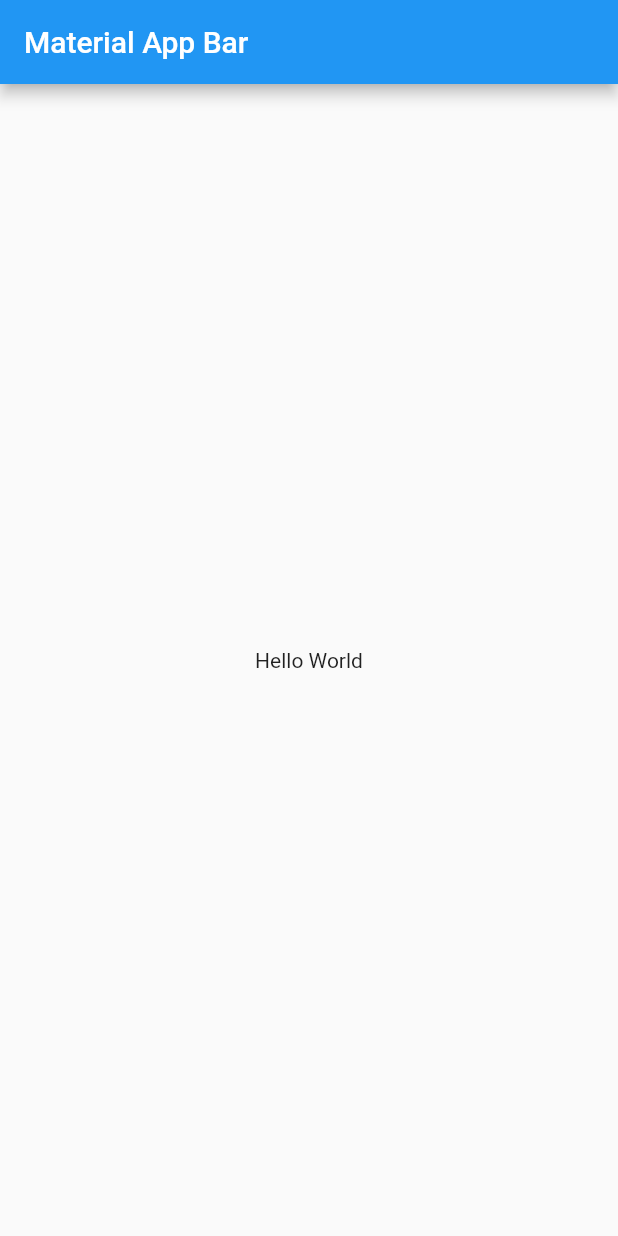
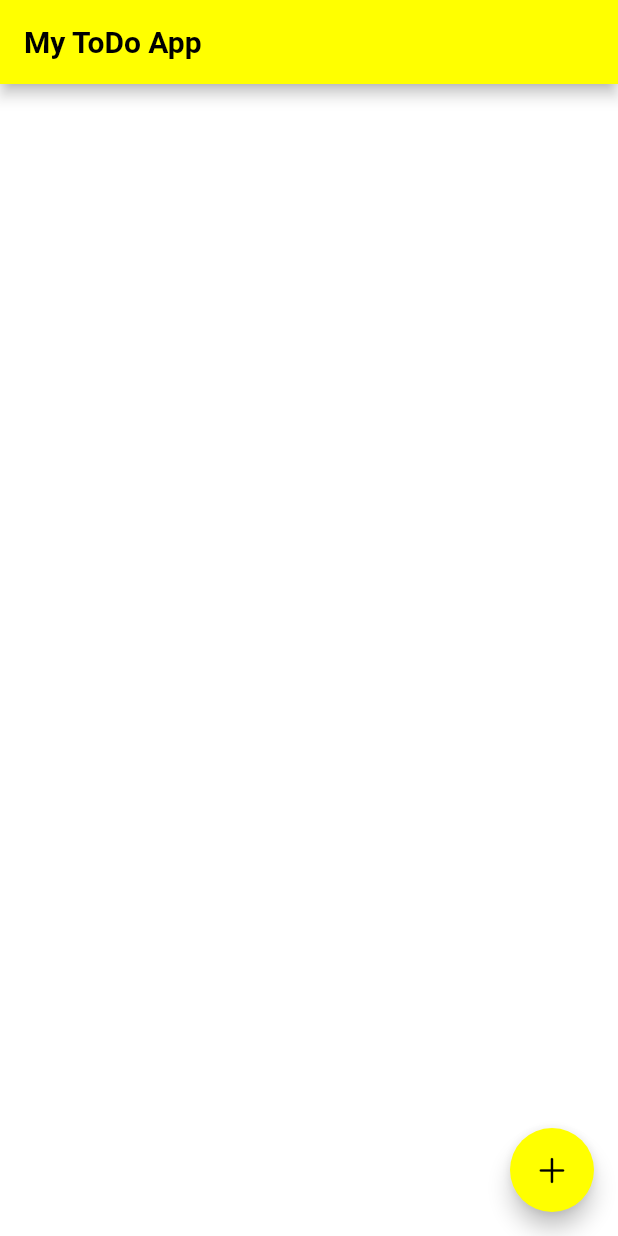
Before and after one commit to canvosk/todo-app-bloc, a Flutter app: the screen it shows after launch, on a phone screen of 412 x 824 dp. Run offline on Flutter 3.47's test engine with Material 2 defaults, Android fonts, the phone set to English and light mode, and no system bars; our stand-ins replace equatable, flutter_bloc, flutter_slidable, hydrated_bloc.

Commit message:
Done
I finished the related project by watching the video. I started to create the basic structure for Bloc

```diff
--- /dev/null
+++ b/lib/data/todo.dart
@@ -0,0 +1,48 @@
+class Todo {
+	final String title;
+	final String subtitle;
+	bool isDone;
+
+	Todo({
+		this.title = '',
+		this.subtitle = '',
+		this.isDone = false
+	});
+
+	Todo copyWith({
+    String? title,
+		String? subtitle,
+		bool? isDone,
+  }) {
+    return Todo(
+      title: title ?? this.title,
+			subtitle: subtitle ?? this.subtitle,
+			isDone: isDone ?? this.isDone,
+    );
+  }
+
+	factory Todo.fromJson(Map<String, dynamic> json) {
+		return Todo(
+			title: json['title'],
+			subtitle: json['subtitle'],
+			isDone: json['isDone']
+		);
+  }
+
+	Map<String, dynamic> toJson() {
+		return {
+			'title': title,
+			'subtitle': subtitle,
+			'isDone': isDone
+		};
+  }
+
+	@override
+  String toString() {
+    return '''Todo: {
+			title: $title\n
+			subtitle: $subtitle\n
+			isDone: $isDone\n
+		}''';
+  }
+}
--- /dev/null
+++ b/lib/home.dart
@@ -0,0 +1,207 @@
+import 'package:flutter/cupertino.dart';
+import 'package:flutter/material.dart';
+import 'package:flutter_bloc/flutter_bloc.dart';
+import 'package:flutter_slidable/flutter_slidable.dart';
+import 'package:todo_app_bloc/data/todo.dart';
+import 'package:todo_app_bloc/todo_bloc/todo_bloc.dart';
+
+class HomeScreen extends StatefulWidget {
+  const HomeScreen({super.key});
+
+  @override
+  State<HomeScreen> createState() => _HomeScreenState();
+}
+
+class _HomeScreenState extends State<HomeScreen> {
+  addTodo(Todo todo) {
+    context.read<TodoBloc>().add(
+          AddTodo(todo),
+        );
+  }
+
+  removeTodo(Todo todo) {
+    context.read<TodoBloc>().add(
+          RemoveTodo(todo),
+        );
+  }
+
+  alterTodo(int index) {
+    context.read<TodoBloc>().add(
+          AlterTodo(index),
+        );
+  }
+
+  @override
+  Widget build(BuildContext context) {
+    return Scaffold(
+      backgroundColor: Theme.of(context).colorScheme.background,
+      floatingActionButton: FloatingActionButton(
+        onPressed: () {
+          showDialog(
+              context: context,
+              builder: (context) {
+                TextEditingController controller1 = TextEditingController();
+                TextEditingController controller2 = TextEditingController();
+
+                return AlertDialog(
+                  title: const Text(
+                    "Add a Task",
+                  ),
+                  content: Column(
+                    mainAxisSize: MainAxisSize.min,
+                    children: [
+                      TextField(
+                        controller: controller1,
+                        cursorColor: Theme.of(context).colorScheme.secondary,
+                        decoration: InputDecoration(
+                          hintText: "Task Title...",
+                          focusedBorder: OutlineInputBorder(
+                            borderRadius: BorderRadius.circular(10),
+                            borderSide: BorderSide(
+                              color: Theme.of(context).colorScheme.secondary,
+                            ),
+                          ),
+                          border: OutlineInputBorder(
+                            borderRadius: BorderRadius.circular(10),
+                            borderSide: const BorderSide(
+                              color: Colors.grey,
+                            ),
+                          ),
+                        ),
+                      ),
+                      const SizedBox(
+                        height: 10,
+                      ),
+                      TextField(
+                        controller: controller2,
+                        cursorColor: Theme.of(context).colorScheme.secondary,
+                        decoration: InputDecoration(
+                          hintText: "Task Description...",
+                          focusedBorder: OutlineInputBorder(
+                            borderRadius: BorderRadius.circular(10),
+                            borderSide: BorderSide(
+                              color: Theme.of(context).colorScheme.secondary,
+                            ),
+                          ),
+                          border: OutlineInputBorder(
+                            borderRadius: BorderRadius.circular(10),
+                            borderSide: const BorderSide(
+                              color: Colors.grey,
+                            ),
+                          ),
+                        ),
+                      ),
+                    ],
+                  ),
+                  actions: [
+                    Padding(
+                      padding: const EdgeInsets.all(15.0),
+                      child: TextButton(
+                        onPressed: () {
+                          addTodo(
+                            Todo(
+                                title: controller1.text,
+                                subtitle: controller2.text),
+                          );
+                          controller1.text = '';
+                          controller2.text = '';
+                          Navigator.pop(context);
+                        },
+                        style: TextButton.styleFrom(
+                          shape: RoundedRectangleBorder(
+                            side: BorderSide(
+                              color: Theme.of(context).colorScheme.secondary,
+                            ),
+                            borderRadius: BorderRadius.circular(10),
+                          ),
+                          foregroundColor:
+                              Theme.of(context).colorScheme.secondary,
+                        ),
+                        child: SizedBox(
+                          width: MediaQuery.of(context).size.width,
+                          child: const Icon(
+                            CupertinoIcons.check_mark,
+                            color: Colors.green,
+                          ),
+                        ),
+                      ),
+                    ),
+                  ],
+                );
+              });
+        },
+        backgroundColor: Theme.of(context).colorScheme.primary,
+        child: const Icon(
+          CupertinoIcons.add,
+          color: Colors.black,
+        ),
+      ),
+      appBar: AppBar(
+        backgroundColor: Theme.of(context).colorScheme.primary,
+        title: Text(
+          "My ToDo App",
+          style: TextStyle(
+            color: Theme.of(context).colorScheme.onPrimary,
+            fontWeight: FontWeight.bold,
+          ),
+        ),
+      ),
+      body: Padding(
+        padding: const EdgeInsets.all(8.0),
+        child: BlocBuilder<TodoBloc, TodoState>(
+          builder: (context, state) {
+            if (state.status == TodoStatus.success) {
+              return ListView.builder(
+                itemCount: state.todos.length,
+                itemBuilder: (context, int i) {
+                  return Card(
+                    color: Theme.of(context).colorScheme.primary,
+                    shape: RoundedRectangleBorder(
+                      borderRadius: BorderRadius.circular(10),
+                    ),
+                    child: Slidable(
+                      key: const ValueKey(0),
+                      startActionPane: ActionPane(
+                        motion: const ScrollMotion(),
+                        children: [
+                          SlidableAction(
+                            onPressed: (_) {
+                              removeTodo(state.todos[i]);
+                            },
+                            backgroundColor: const Color(0xFFFE4A49),
+                            foregroundColor: Colors.white,
+                            icon: Icons.delete,
+                            label: "Delete",
+                          ),
+                        ],
+                      ),
+                      child: ListTile(
+                        title: Text(
+                          state.todos[i].title
+                        ),
+                        subtitle: Text(
+                          state.todos[i].subtitle
+                        ),
+                        trailing: Checkbox(
+                          value: state.todos[i].isDone,
+                          activeColor: Theme.of(context).colorScheme.secondary,
+                          onChanged: (value) {
+                            alterTodo(i);
+                          },
+                        ),
+                      ),
+                    ),
+                  );
+                },
+              );
+            } else if (state.status == TodoStatus.initial) {
+              return const Center(child: CircularProgressIndicator());
+            } else {
+              return Container();
+            }
+          },
+        ),
+      ),
+    );
+  }
+}
--- a/lib/main.dart
+++ b/lib/main.dart
@@ -1,6 +1,17 @@
 import 'package:flutter/material.dart';
+import 'package:flutter_bloc/flutter_bloc.dart';
+import 'package:hydrated_bloc/hydrated_bloc.dart';
+import 'package:path_provider/path_provider.dart';
+import 'package:todo_app_bloc/home.dart';
+import 'package:todo_app_bloc/todo_bloc/todo_bloc.dart';
 
-void main() => runApp(const MyApp());
+void main() async {
+  WidgetsFlutterBinding.ensureInitialized();
+  HydratedBloc.storage = await HydratedStorage.build(
+    storageDirectory: await getTemporaryDirectory(),
+  );
+  runApp(const MyApp());
+}
 
 class MyApp extends StatelessWidget {
   const MyApp({super.key});
@@ -8,14 +19,23 @@ class MyApp extends StatelessWidget {
   @override
   Widget build(BuildContext context) {
     return MaterialApp(
+      debugShowCheckedModeBanner: false,
       title: 'ToDo App',
-      home: Scaffold(
-        appBar: AppBar(
-          title: const Text('Material App Bar'),
-        ),
-        body: const Center(
-          child: Text('Hello World'),
-        ),
+      theme: ThemeData(
+        colorScheme: const ColorScheme.light(
+            background: Colors.white,
+            onBackground: Colors.black,
+            primary: Colors.yellowAccent,
+            onPrimary: Colors.black,
+            secondary: Colors.lightGreen,
+            onSecondary: Colors.white),
+      ),
+      home: BlocProvider<TodoBloc>(
+        create: (context) => TodoBloc()
+          ..add(
+            TodoStarted(),
+          ),
+          child: const HomeScreen(),
       ),
     );
   }
--- /dev/null
+++ b/lib/todo_bloc/todo_bloc.dart
@@ -0,0 +1,77 @@
+import 'package:equatable/equatable.dart';
+import 'package:hydrated_bloc/hydrated_bloc.dart';
+import 'package:todo_app_bloc/data/todo.dart';
+
+part 'todo_event.dart';
+part 'todo_state.dart';
+
+class TodoBloc extends HydratedBloc<TodoEvent, TodoState> {
+  TodoBloc() : super(const TodoState()) {
+    on<TodoStarted>(_onStarted);
+    on<AddTodo>(_onAddTodo);
+    on<RemoveTodo>(_onRemoveTodo);
+    on<AlterTodo>(_onAlterTodo);
+  }
+
+  void _onStarted(
+    TodoStarted event,
+    Emitter<TodoState> emit,
+  ) {
+    if (state.status == TodoStatus.success) return;
+    emit(state.copyWith(
+      todos: state.todos,
+      status: TodoStatus.success,
+    ));
+  }
+
+  void _onAddTodo(
+    AddTodo event,
+    Emitter<TodoState> emit,
+  ) {
+    emit(state.copyWith(status: TodoStatus.loading));
+    try {
+      List<Todo> temp = [];
+      temp.addAll(state.todos);
+      temp.insert(0, event.todo);
+      emit(state.copyWith(todos: temp, status: TodoStatus.success));
+    } catch (e) {
+      emit(state.copyWith(status: TodoStatus.error));
+    }
+  }
+
+  void _onRemoveTodo(
+    RemoveTodo event,
+    Emitter<TodoState> emit,
+  ) {
+    emit(state.copyWith(status: TodoStatus.loading));
+    try {
+      state.todos.remove(event.todo);
+      emit(state.copyWith(todos: state.todos, status: TodoStatus.success));
+    } catch (e) {
+      emit(state.copyWith(status: TodoStatus.error));
+    }
+  }
+
+  void _onAlterTodo(
+    AlterTodo event,
+    Emitter<TodoState> emit,
+  ) {
+    emit(state.copyWith(status: TodoStatus.loading));
+    try {
+      state.todos[event.index].isDone = !state.todos[event.index].isDone;
+      emit(state.copyWith(todos: state.todos, status: TodoStatus.success));
+    } catch (e) {
+      emit(state.copyWith(status: TodoStatus.error));
+    }
+  }
+
+  @override
+  TodoState? fromJson(Map<String, dynamic> json) {
+    return TodoState.fromJson(json);
+  }
+
+  @override
+  Map<String, dynamic>? toJson(TodoState state) {
+    return state.toJson();
+  }
+}
--- /dev/null
+++ b/lib/todo_bloc/todo_event.dart
@@ -0,0 +1,37 @@
+part of 'todo_bloc.dart';
+
+abstract class TodoEvent extends Equatable {
+  const TodoEvent();
+
+  @override
+  List<Object?> get props => [];
+}
+
+class TodoStarted extends TodoEvent {}
+
+class AddTodo extends TodoEvent {
+  final Todo todo;
+
+  const AddTodo(this.todo);
+
+  @override
+  List<Object?> get props => [todo];
+}
+
+class RemoveTodo extends TodoEvent {
+  final Todo todo;
+
+  const RemoveTodo(this.todo);
+
+  @override
+  List<Object?> get props => [todo];
+}
+
+class AlterTodo extends TodoEvent {
+  final int index;
+
+  const AlterTodo(this.index);
+
+  @override
+  List<Object?> get props => [index];
+}
--- /dev/null
+++ b/lib/todo_bloc/todo_state.dart
@@ -0,0 +1,44 @@
+part of 'todo_bloc.dart';
+
+enum TodoStatus { initial, loading, success, error }
+
+class TodoState extends Equatable {
+  final List<Todo> todos;
+  final TodoStatus status;
+
+  const TodoState(
+      {this.todos = const <Todo>[], this.status = TodoStatus.initial});
+
+  TodoState copyWith({
+    TodoStatus? status,
+    List<Todo>? todos,
+  }) {
+    return TodoState(
+      todos: todos ?? this.todos,
+      status: status ?? this.status,
+    );
+  }
+
+  @override
+  factory TodoState.fromJson(Map<String, dynamic> json) {
+    try {
+      var listOfTodos = (json['todo'] as List<dynamic>)
+          .map((e) => Todo.fromJson(e as Map<String, dynamic>))
+          .toList();
+
+      return TodoState(
+          todos: listOfTodos,
+          status: TodoStatus.values.firstWhere(
+              (element) => element.name.toString() == json['status']));
+    } catch (e) {
+      rethrow;
+    }
+  }
+
+  Map<String, dynamic> toJson() {
+    return {'todo': todos, 'status': status.name};
+  }
+
+  @override
+  List<Object?> get props => [todos, status];
+}
```
Also changed, not shown: pubspec.yaml (+8 -0 lines), pubspec.lock, 10 other files.
